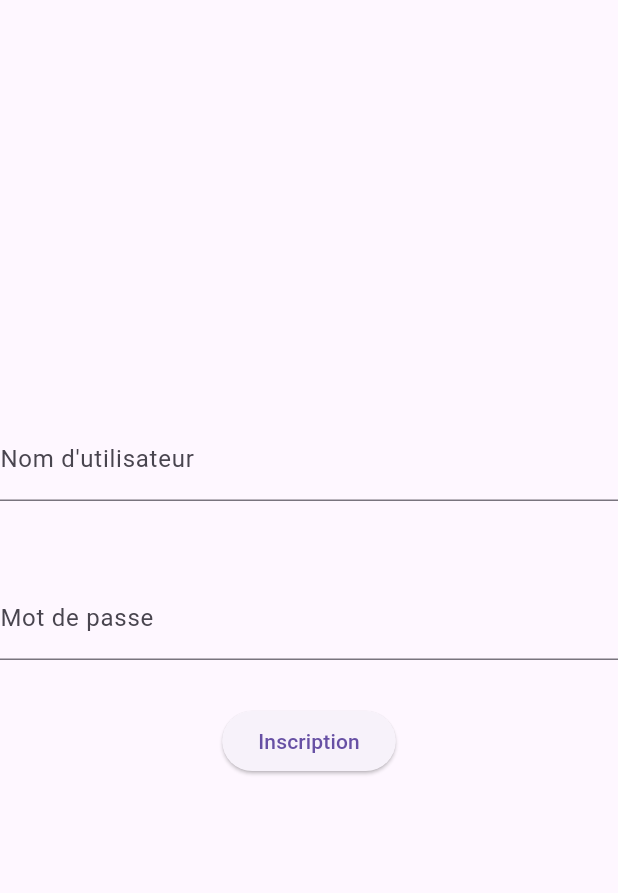
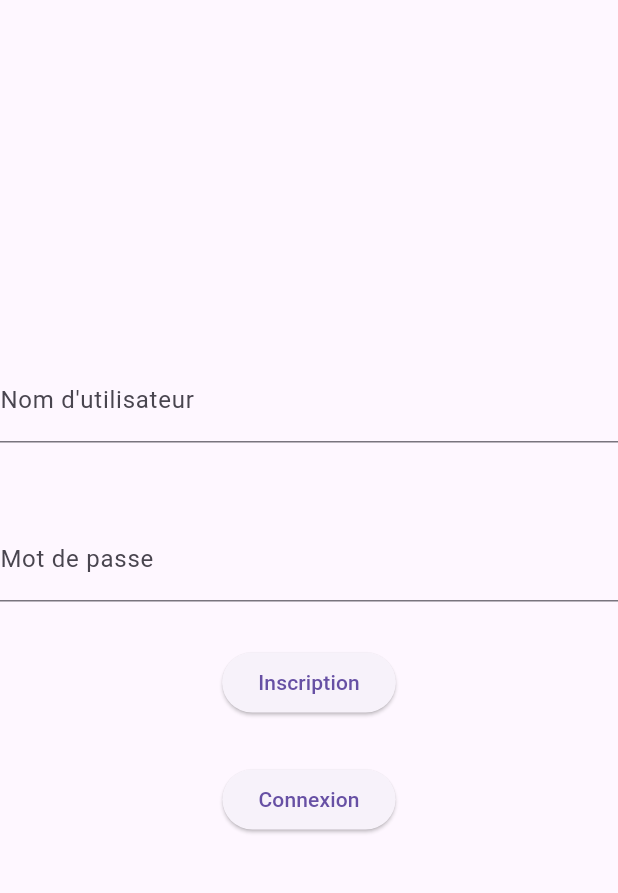
Before and after one commit to PhilippeHuynh9/TP1_ApplicationMobileAvance, a Flutter app: the screen it shows after launch, on a phone screen of 412 x 824 dp, the part 63-956 px from its top. Run offline on Flutter 3.47's test engine with Material 3 defaults, Android fonts, the phone set to English and light mode, and no system bars.

Commit message:
FCT Interface pour la connexion est terminé
L'interface pour la connexion est terminé, mais il reste à améliorer l'interface et la rendre plus belle

```diff
--- a/tp1_flutter/lib/Connexion.dart
+++ b/tp1_flutter/lib/Connexion.dart
@@ -1,4 +1,5 @@
 import 'package:flutter/material.dart';
+import 'package:tp1_flutter/Inscription.dart';
 
 import 'HomeScreen.dart';
 
@@ -33,12 +34,21 @@ class Connexion  extends StatelessWidget {
               onPressed: () {
                 Navigator.pushReplacement(
                   context,
-                  MaterialPageRoute(builder: (context) => const HomeScreen()),
+                  MaterialPageRoute(builder: (context) => const Inscription()),
                 );
               },
               child: const Text("Inscription"),
             ),
-
+            const SizedBox(height: 30),
+            ElevatedButton(
+              onPressed: () {
+                Navigator.pushReplacement(
+                  context,
+                  MaterialPageRoute(builder: (context) => const HomeScreen()),
+                );
+              },
+              child: const Text("Connexion"),
+            ),
           ],
 
         ),
```
